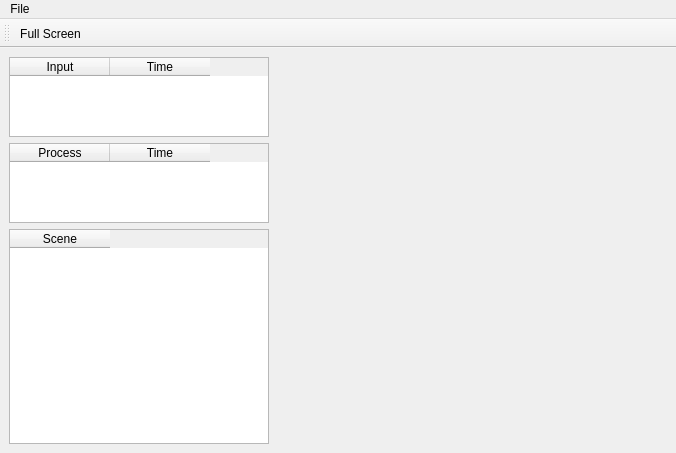
dkliminsky/Scenery, file Scenery/gui/mainwindow.ui: the form before one commit.
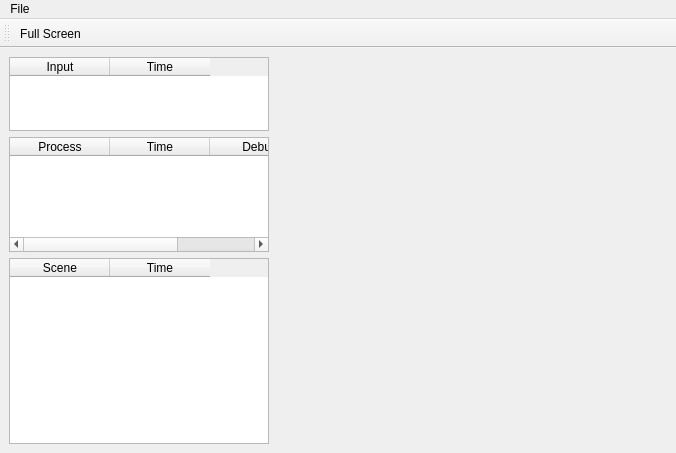
The form after the commit. Icons and pictures are not drawn.

The edit to the form file:
```diff
--- a/Scenery/gui/mainwindow.ui
+++ b/Scenery/gui/mainwindow.ui
@@ -50,6 +50,9 @@
          <property name="selectionMode">
           <enum>QAbstractItemView::NoSelection</enum>
          </property>
+         <attribute name="verticalHeaderDefaultSectionSize">
+          <number>19</number>
+         </attribute>
          <column>
           <property name="text">
            <string>Input</string>
@@ -67,7 +70,7 @@
          <property name="maximumSize">
           <size>
            <width>16777215</width>
-           <height>80</height>
+           <height>120</height>
           </size>
          </property>
          <property name="editTriggers">
@@ -82,6 +85,9 @@
          <attribute name="horizontalHeaderMinimumSectionSize">
           <number>27</number>
          </attribute>
+         <attribute name="verticalHeaderDefaultSectionSize">
+          <number>19</number>
+         </attribute>
          <column>
           <property name="text">
            <string>Process</string>
@@ -92,6 +98,11 @@
            <string>Time</string>
           </property>
          </column>
+         <column>
+          <property name="text">
+           <string>Debug</string>
+          </property>
+         </column>
         </widget>
        </item>
        <item>
@@ -102,11 +113,19 @@
          <property name="selectionMode">
           <enum>QAbstractItemView::SingleSelection</enum>
          </property>
+         <attribute name="verticalHeaderDefaultSectionSize">
+          <number>19</number>
+         </attribute>
          <column>
           <property name="text">
            <string>Scene</string>
           </property>
          </column>
+         <column>
+          <property name="text">
+           <string>Time</string>
+          </property>
+         </column>
         </widget>
        </item>
       </layout>
```
